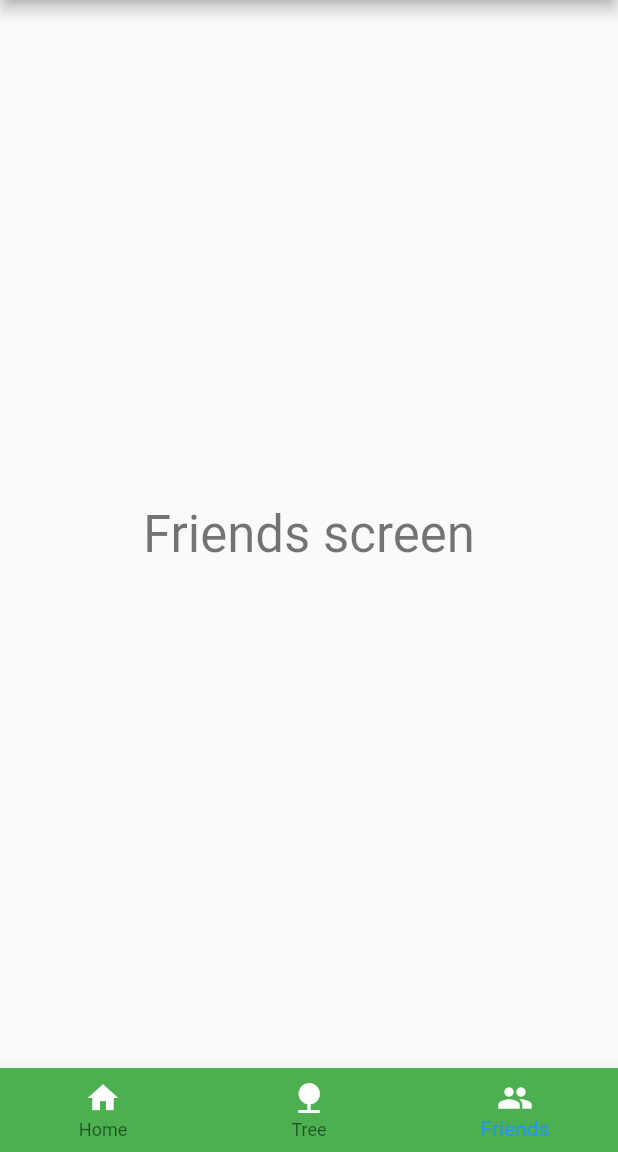
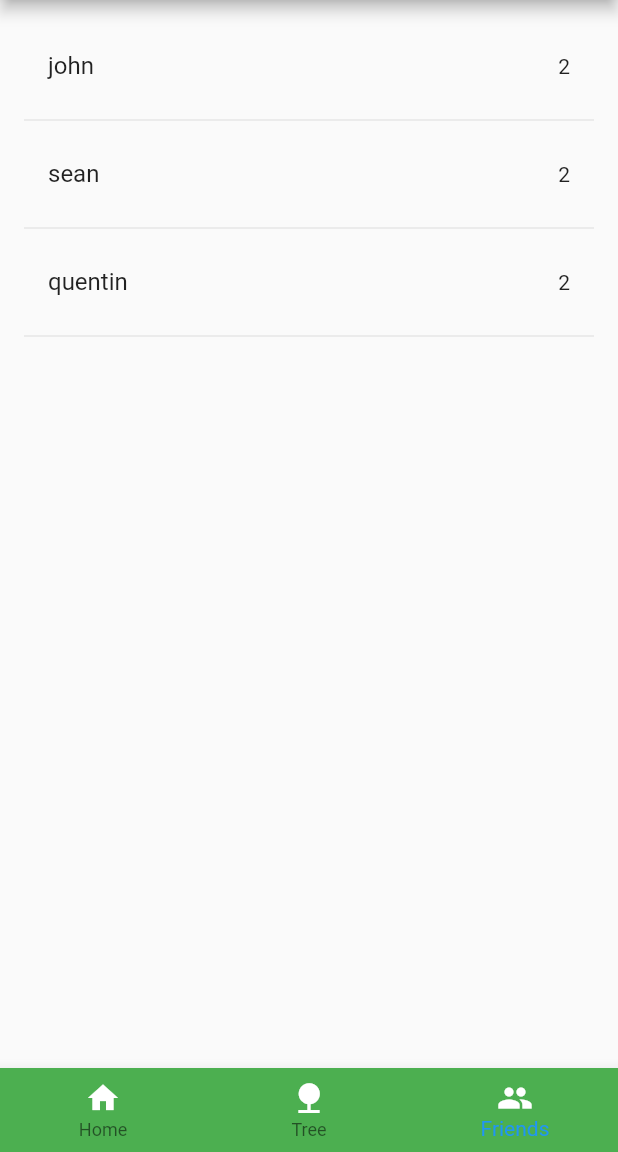
Before and after one commit to lgeng12/hacktj_2019, a Flutter app: the screen it shows after launch, swiped to page 3, on a phone screen of 412 x 824 dp, the part 84-1236 px from its top. Run offline on Flutter 3.47's test engine with Material 2 defaults, Android fonts, the light colour scheme and no system bars.

Commit message:
crappy friends

```diff
--- /dev/null
+++ b/lib/friend.dart
@@ -0,0 +1,10 @@
+class Friend {
+  String name;
+  int treeLevel;
+  int numTrees;
+  Friend(String n, int tl, int nt) {
+    name = n;
+    treeLevel = tl;
+    numTrees = nt;
+  }
+}
--- a/lib/friends.dart
+++ b/lib/friends.dart
@@ -1,23 +1,67 @@
 import 'package:flutter/cupertino.dart';
 import 'package:flutter/material.dart';
 
-class Friends extends StatelessWidget {
-  Friends(this.listType);
-  final String listType;
+import 'package:hacktj_2019/friend.dart';
+
+class FriendsPage extends StatefulWidget {
+  final String title;
+  const FriendsPage({Key key, this.title}) : super(key: key);
+
   @override
+  _FriendsPageState createState() => _FriendsPageState();
+}
+
+class _FriendsPageState extends State<FriendsPage> {
+  final List<Friend> _friends = new List<Friend>();
+  final Set<String> _friendNames = new Set<String>();  // avoid duplicates, bad
+
+  @override
+  // friend list page
   Widget build(BuildContext context) {
-    return new Scaffold(
-      body: new Center(
-        child: new Column(
-          mainAxisAlignment: MainAxisAlignment.center,
-          children: <Widget>[
-            new Text(
-              listType,
-              style: Theme.of(context).textTheme.display1,
-            ),
-          ],
-        ),
+    return new Scaffold (
+      body: _buildFriendsList(),
+    );
+  }
+
+  // friend list
+  Widget _buildFriendsList() {
+    // TEMP
+    _addFriend('john', 1, 2);
+    _addFriend('sean', 1, 2);
+    _addFriend('quentin', 1, 2);
+
+    return new ListView(
+        padding: const EdgeInsets.all(16.0),
+        children: _buildColumn(),
+    );
+  }
+
+  List<Widget> _buildColumn() {
+    List<Widget> column = new List<Widget>();
+    for (Friend f in _friends) {
+      column.add(_buildRow(f));
+      column.add(Divider());
+    }
+    return column;
+  }
+
+  Widget _buildRow(Friend f) {
+    return new ListTile(
+      title: new Text(
+        f.name,
+      ),
+      trailing: new Text(
+        f.numTrees.toString(),
       ),
     );
   }
+
+  void _addFriend(String n, int tl, int nt) {
+    if (_friendNames.contains(n)) {
+      return;
+    }
+    Friend f = Friend(n, tl, nt);
+    _friends.add(f);
+    _friendNames.add(n);
+  }
 }
--- a/lib/main.dart
+++ b/lib/main.dart
@@ -1,7 +1,13 @@
 import 'package:flutter/material.dart';
+
+// pages
 import 'package:hacktj_2019/home.dart';
 import 'package:hacktj_2019/tree.dart';
 import 'package:hacktj_2019/friends.dart';
+
+// other stuff
+import 'package:hacktj_2019/friend.dart';
+
 
 void main() => runApp(MyApp());
 
@@ -18,10 +24,13 @@ class MyApp extends StatelessWidget {
   }
 }
 
-class MoneyTreesState extends State<MoneyTrees> {
+class _MoneyTreesState extends State<MoneyTrees> {
   final TextStyle _biggerWhite = const TextStyle(color: Colors.white, fontSize: 20.0);
   final TextStyle _standardWhite = const TextStyle(color: Colors.white, fontSize: 16.0);
   final TextStyle _standardBlack = const TextStyle(color: Colors.black, fontSize: 18.0);
+  final TextStyle _headerGreen = const TextStyle(color: Colors.greenAccent, fontSize: 20.0);
+
+  final Set<Friend> _friends = new Set<Friend>();
 
   PageController _pageController;
   int _page = 0;
@@ -66,7 +75,7 @@ class MoneyTreesState extends State<MoneyTrees> {
         children: [
           new Home("Home screen"),
           new Tree("Tree screen"),
-          new Friends("Friends screen"),
+          new FriendsPage(),
         ],
         onPageChanged: onPageChanged,
         controller: _pageController,
@@ -124,7 +133,7 @@ class MoneyTreesState extends State<MoneyTrees> {
               margin: const EdgeInsets.all(10.0),
               color: Colors.white,
               alignment: Alignment.center,
-              child: Text('Hello World', style: _standardBlack,),
+              child: Text('Hello World', style: _headerGreen,),
             )
           );
         }
@@ -137,5 +146,5 @@ class MoneyTrees extends StatefulWidget {
   MoneyTrees({Key key, this.title}) : super(key: key);
   final String title;
   @override
-  MoneyTreesState createState() => new MoneyTreesState();
+  _MoneyTreesState createState() => new _MoneyTreesState();
 }
```
